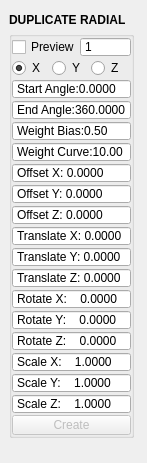
Before: the Qt Designer form mayatk/edit_utils/duplicate_radial.ui in m3trik/mayatk, drawn with Qt 5.
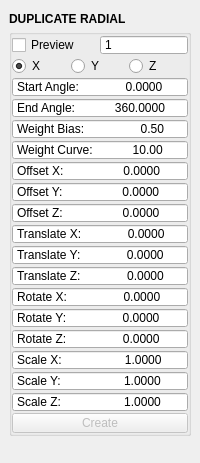
After: the same form once the commit is applied. Custom widgets are drawn as their Qt base class.

Patch:
```diff
--- a/mayatk/edit_utils/duplicate_radial.ui
+++ b/mayatk/edit_utils/duplicate_radial.ui
@@ -6,19 +6,10 @@
    <rect>
     <x>0</x>
     <y>0</y>
-    <width>147</width>
+    <width>200</width>
     <height>463</height>
    </rect>
   </property>
-  <property name="maximumSize">
-   <size>
-    <width>999</width>
-    <height>999</height>
-   </size>
-  </property>
-  <property name="windowTitle">
-   <string>Toolkit</string>
-  </property>
   <property name="tabShape">
    <enum>QTabWidget::Triangular</enum>
   </property>
@@ -31,7 +22,13 @@
   <property name="bnabled" stdset="0">
    <bool>true</bool>
   </property>
-  <widget class="QWidget" name="mainWindow">
+  <widget class="QWidget" name="central_widget">
+   <property name="minimumSize">
+    <size>
+     <width>200</width>
+     <height>0</height>
+    </size>
+   </property>
    <property name="palette">
     <palette>
      <active>
@@ -80,13 +77,13 @@
         <property name="minimumSize">
          <size>
           <width>0</width>
-          <height>22</height>
+          <height>20</height>
          </size>
         </property>
         <property name="maximumSize">
          <size>
-          <width>125</width>
-          <height>22</height>
+          <width>16777215</width>
+          <height>20</height>
          </size>
         </property>
         <property name="font">
@@ -102,18 +99,6 @@
       </item>
       <item>
        <widget class="QGroupBox" name="radialArray">
-        <property name="minimumSize">
-         <size>
-          <width>125</width>
-          <height>0</height>
-         </size>
-        </property>
-        <property name="maximumSize">
-         <size>
-          <width>125</width>
-          <height>999</height>
-         </size>
-        </property>
         <property name="title">
          <string/>
         </property>
@@ -157,7 +142,7 @@
             <enum>QAbstractSpinBox::NoButtons</enum>
            </property>
            <property name="prefix">
-            <string>End Angle:</string>
+            <string>End Angle:            </string>
            </property>
            <property name="decimals">
             <number>4</number>
@@ -183,7 +168,7 @@
            </property>
            <property name="maximumSize">
             <size>
-             <width>999</width>
+             <width>16777215</width>
              <height>20</height>
             </size>
            </property>
@@ -194,7 +179,7 @@
             <enum>QAbstractSpinBox::NoButtons</enum>
            </property>
            <property name="prefix">
-            <string>Rotate Y:    </string>
+            <string>Rotate Y:                 </string>
            </property>
            <property name="decimals">
             <number>4</number>
@@ -223,7 +208,7 @@
            </property>
            <property name="maximumSize">
             <size>
-             <width>999</width>
+             <width>16777215</width>
              <height>20</height>
             </size>
            </property>
@@ -234,7 +219,7 @@
             <enum>QAbstractSpinBox::NoButtons</enum>
            </property>
            <property name="prefix">
-            <string>Translate Z: </string>
+            <string>Translate Z:              </string>
            </property>
            <property name="decimals">
             <number>4</number>
@@ -263,7 +248,7 @@
            </property>
            <property name="maximumSize">
             <size>
-             <width>999</width>
+             <width>16777215</width>
              <height>20</height>
             </size>
            </property>
@@ -274,7 +259,7 @@
             <enum>QAbstractSpinBox::NoButtons</enum>
            </property>
            <property name="prefix">
-            <string>Translate Y: </string>
+            <string>Translate Y:              </string>
            </property>
            <property name="decimals">
             <number>4</number>
@@ -295,12 +280,6 @@
          </item>
          <item row="12" column="1" colspan="2">
           <widget class="QDoubleSpinBox" name="s000">
-           <property name="sizePolicy">
-            <sizepolicy hsizetype="Fixed" vsizetype="Fixed">
-             <horstretch>0</horstretch>
-             <verstretch>0</verstretch>
-            </sizepolicy>
-           </property>
            <property name="minimumSize">
             <size>
              <width>0</width>
@@ -309,7 +288,7 @@
            </property>
            <property name="maximumSize">
             <size>
-             <width>999</width>
+             <width>16777215</width>
              <height>20</height>
             </size>
            </property>
@@ -320,7 +299,7 @@
             <enum>QAbstractSpinBox::NoButtons</enum>
            </property>
            <property name="prefix">
-            <string>Translate X: </string>
+            <string>Translate X:              </string>
            </property>
            <property name="decimals">
             <number>4</number>
@@ -349,7 +328,7 @@
            </property>
            <property name="maximumSize">
             <size>
-             <width>999</width>
+             <width>16777215</width>
              <height>20</height>
             </size>
            </property>
@@ -360,7 +339,7 @@
             <enum>QAbstractSpinBox::NoButtons</enum>
            </property>
            <property name="prefix">
-            <string>Rotate Z:    </string>
+            <string>Rotate Z:                 </string>
            </property>
            <property name="decimals">
             <number>4</number>
@@ -389,7 +368,7 @@
            </property>
            <property name="maximumSize">
             <size>
-             <width>999</width>
+             <width>16777215</width>
              <height>20</height>
             </size>
            </property>
@@ -400,7 +379,7 @@
             <enum>QAbstractSpinBox::NoButtons</enum>
            </property>
            <property name="prefix">
-            <string>Scale X:    </string>
+            <string>Scale X:                   </string>
            </property>
            <property name="decimals">
             <number>4</number>
@@ -429,7 +408,7 @@
            </property>
            <property name="maximumSize">
             <size>
-             <width>999</width>
+             <width>16777215</width>
              <height>20</height>
             </size>
            </property>
@@ -440,7 +419,7 @@
             <enum>QAbstractSpinBox::NoButtons</enum>
            </property>
            <property name="prefix">
-            <string>Rotate X:    </string>
+            <string>Rotate X:                 </string>
            </property>
            <property name="decimals">
             <number>4</number>
@@ -469,7 +448,7 @@
            </property>
            <property name="maximumSize">
             <size>
-             <width>999</width>
+             <width>16777215</width>
              <height>20</height>
             </size>
            </property>
@@ -480,7 +459,7 @@
             <enum>QAbstractSpinBox::NoButtons</enum>
            </property>
            <property name="prefix">
-            <string>Scale Y:    </string>
+            <string>Scale Y:                   </string>
            </property>
            <property name="decimals">
             <number>4</number>
@@ -501,12 +480,6 @@
          </item>
          <item row="11" column="1" colspan="2">
           <widget class="QDoubleSpinBox" name="s012">
-           <property name="sizePolicy">
-            <sizepolicy hsizetype="Fixed" vsizetype="Fixed">
-             <horstretch>0</horstretch>
-             <verstretch>0</verstretch>
-            </sizepolicy>
-           </property>
            <property name="minimumSize">
             <size>
              <width>0</width>
@@ -515,7 +488,7 @@
            </property>
            <property name="maximumSize">
             <size>
-             <width>999</width>
+             <width>16777215</width>
              <height>20</height>
             </size>
            </property>
@@ -529,7 +502,7 @@
             <enum>QAbstractSpinBox::NoButtons</enum>
            </property>
            <property name="prefix">
-            <string>Offset Z: </string>
+            <string>Offset Z:                  </string>
            </property>
            <property name="decimals">
             <number>4</number>
@@ -550,12 +523,6 @@
          </item>
          <item row="10" column="1" colspan="2">
           <widget class="QDoubleSpinBox" name="s011">
-           <property name="sizePolicy">
-            <sizepolicy hsizetype="Fixed" vsizetype="Fixed">
-             <horstretch>0</horstretch>
-             <verstretch>0</verstretch>
-            </sizepolicy>
-           </property>
            <property name="minimumSize">
             <size>
              <width>0</width>
@@ -564,7 +531,7 @@
            </property>
            <property name="maximumSize">
             <size>
-             <width>999</width>
+             <width>16777215</width>
              <height>20</height>
             </size>
            </property>
@@ -575,7 +542,7 @@
             <enum>QAbstractSpinBox::NoButtons</enum>
            </property>
            <property name="prefix">
-            <string>Offset Y: </string>
+            <string>Offset Y:                  </string>
            </property>
            <property name="decimals">
             <number>4</number>
@@ -596,12 +563,6 @@
          </item>
          <item row="9" column="1" colspan="2">
           <widget class="QDoubleSpinBox" name="s010">
-           <property name="sizePolicy">
-            <sizepolicy hsizetype="Fixed" vsizetype="Fixed">
-             <horstretch>0</horstretch>
-             <verstretch>0</verstretch>
-            </sizepolicy>
-           </property>
            <property name="minimumSize">
             <size>
              <width>0</width>
@@ -610,7 +571,7 @@
            </property>
            <property name="maximumSize">
             <size>
-             <width>999</width>
+             <width>16777215</width>
              <height>20</height>
             </size>
            </property>
@@ -621,7 +582,7 @@
             <enum>QAbstractSpinBox::NoButtons</enum>
            </property>
            <property name="prefix">
-            <string>Offset X: </string>
+            <string>Offset X:                  </string>
            </property>
            <property name="decimals">
             <number>4</number>
@@ -770,7 +731,7 @@
             <enum>QAbstractSpinBox::NoButtons</enum>
            </property>
            <property name="prefix">
-            <string>Start Angle:</string>
+            <string>Start Angle:              </string>
            </property>
            <property name="decimals">
             <number>4</number>
@@ -796,7 +757,7 @@
            </property>
            <property name="maximumSize">
             <size>
-             <width>999</width>
+             <width>16777215</width>
              <height>20</height>
             </size>
            </property>
@@ -807,7 +768,7 @@
             <enum>QAbstractSpinBox::NoButtons</enum>
            </property>
            <property name="prefix">
-            <string>Scale Z:    </string>
+            <string>Scale Z:                   </string>
            </property>
            <property name="decimals">
             <number>4</number>
@@ -872,7 +833,7 @@
              </property>
              <property name="maximumSize">
               <size>
-               <width>999</width>
+               <width>16777215</width>
                <height>20</height>
               </size>
              </property>
@@ -952,7 +913,7 @@
            </property>
            <property name="maximumSize">
             <size>
-             <width>999</width>
+             <width>16777215</width>
              <height>20</height>
             </size>
            </property>
@@ -963,7 +924,7 @@
             <enum>QAbstractSpinBox::NoButtons</enum>
            </property>
            <property name="prefix">
-            <string>Weight Bias:</string>
+            <string>Weight Bias:                 </string>
            </property>
            <property name="decimals">
             <number>2</number>
@@ -992,7 +953,7 @@
            </property>
            <property name="maximumSize">
             <size>
-             <width>999</width>
+             <width>16777215</width>
              <height>20</height>
             </size>
            </property>
@@ -1003,7 +964,7 @@
             <enum>QAbstractSpinBox::NoButtons</enum>
            </property>
            <property name="prefix">
-            <string>Weight Curve:</string>
+            <string>Weight Curve:            </string>
            </property>
            <property name="decimals">
             <number>2</number>
```
